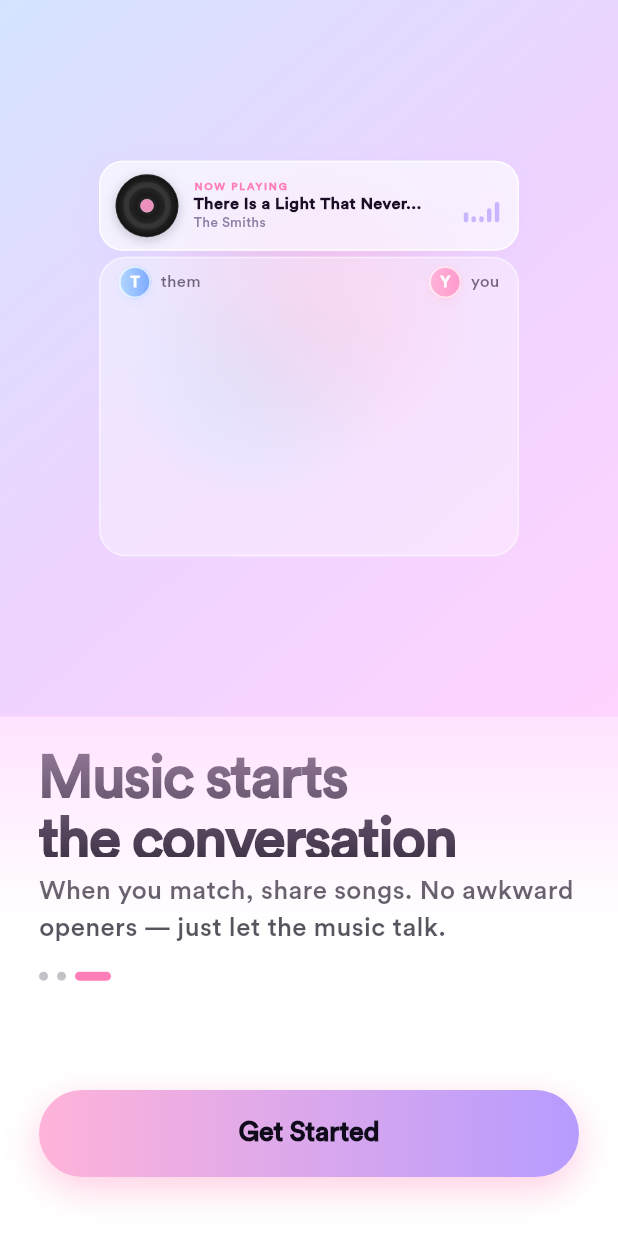
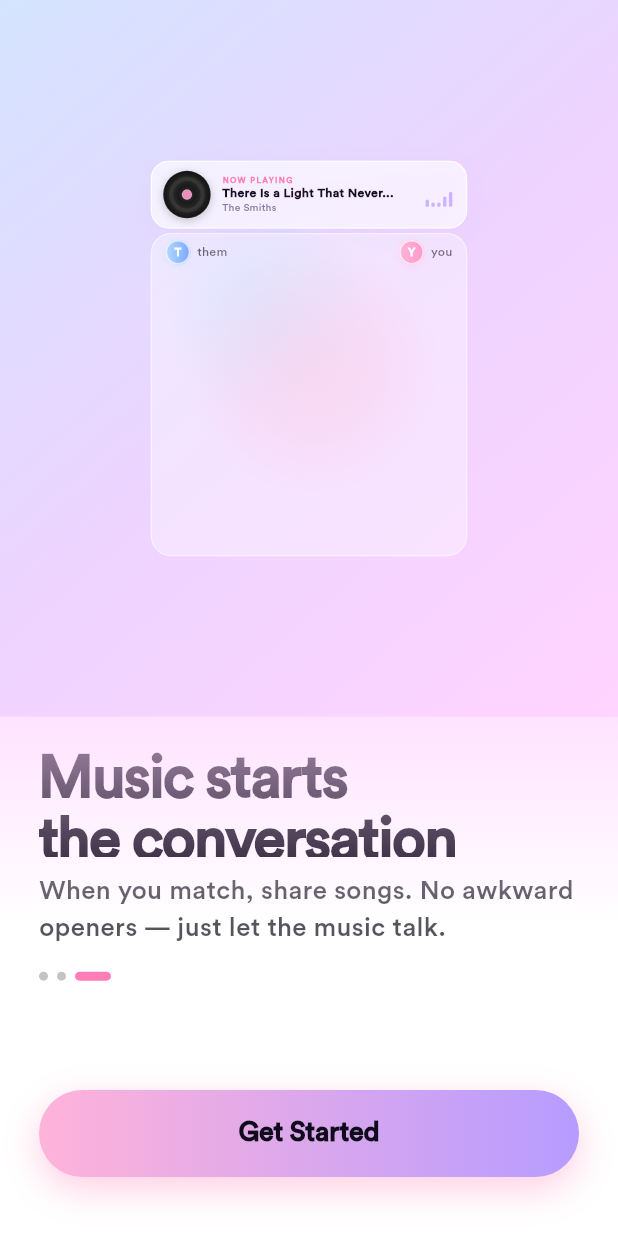
Before and after one commit to Ianblaze/WavApp, a Flutter app: the screen it shows after launch, swiped to page 3, on a phone screen of 412 x 824 dp. Run offline on Flutter 3.47's test engine with Material 3 defaults, Android fonts, the phone set to English and light mode, and no system bars; our stand-ins replace audioplayers, cloud_firestore, country_code_picker, firebase_auth, firebase_core, firebase_storage and 6 more; accounts and stored records are empty; project files that could hold a hidden picture were left out.

Commit message:
fix: scale chatbox properly in Slide 3 without internal overflow

```diff
--- a/lib/intro/intro_illustrations.dart
+++ b/lib/intro/intro_illustrations.dart
@@ -1140,15 +1140,14 @@ class _MusicConversationIllustrationState
 
   @override
   Widget build(BuildContext context) {
-    return LayoutBuilder(
-      builder: (context, constraints) {
-        final h = constraints.maxHeight;
     return Center(
       child: Transform.translate(
         offset: Offset(widget.parallaxOffset * 120, 0),
+        child: FittedBox(
+          fit: BoxFit.scaleDown,
           child: SizedBox(
             width: 280,
-              height: h > 350 ? 350 : h,
+            height: 350,
             child: Stack(
             children: [
               // ── Background Orbs ──
@@ -1262,8 +1261,7 @@ class _MusicConversationIllustrationState
           ),
         ),
       ),
-        );
-      },
+      ),
     );
   }
 }
```
Lines whose indentation alone changed are shown as unchanged.
